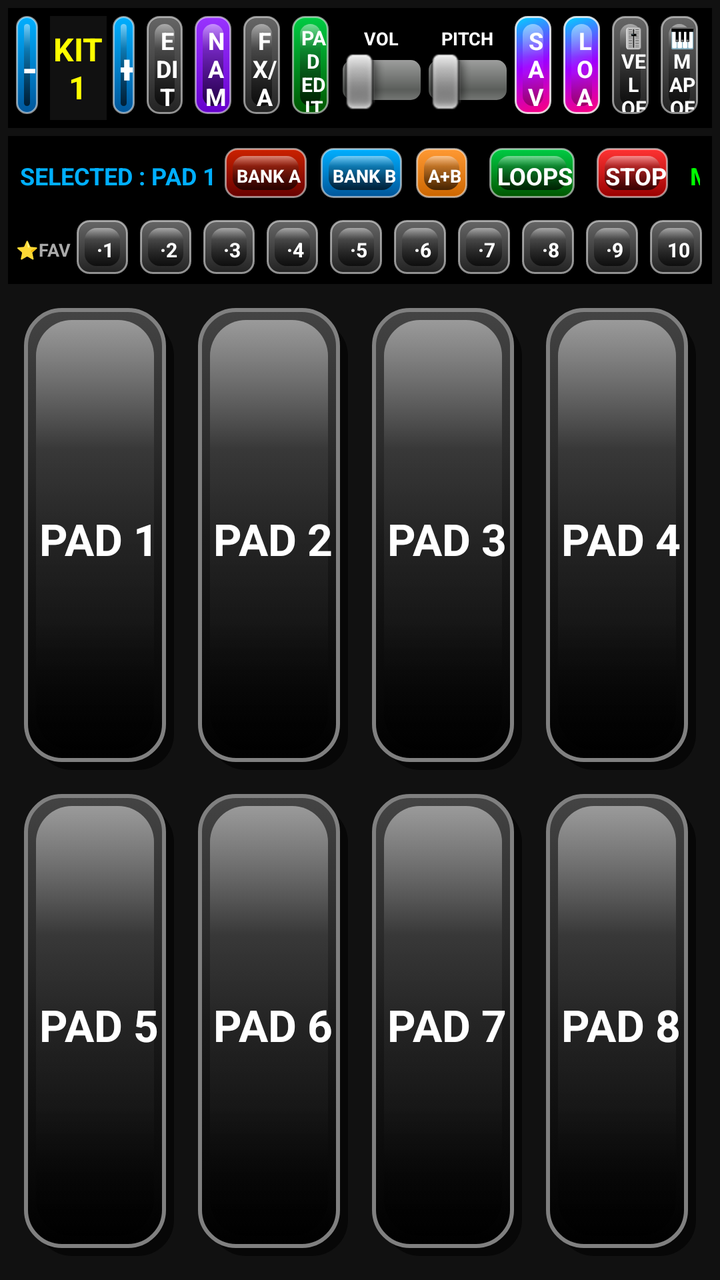
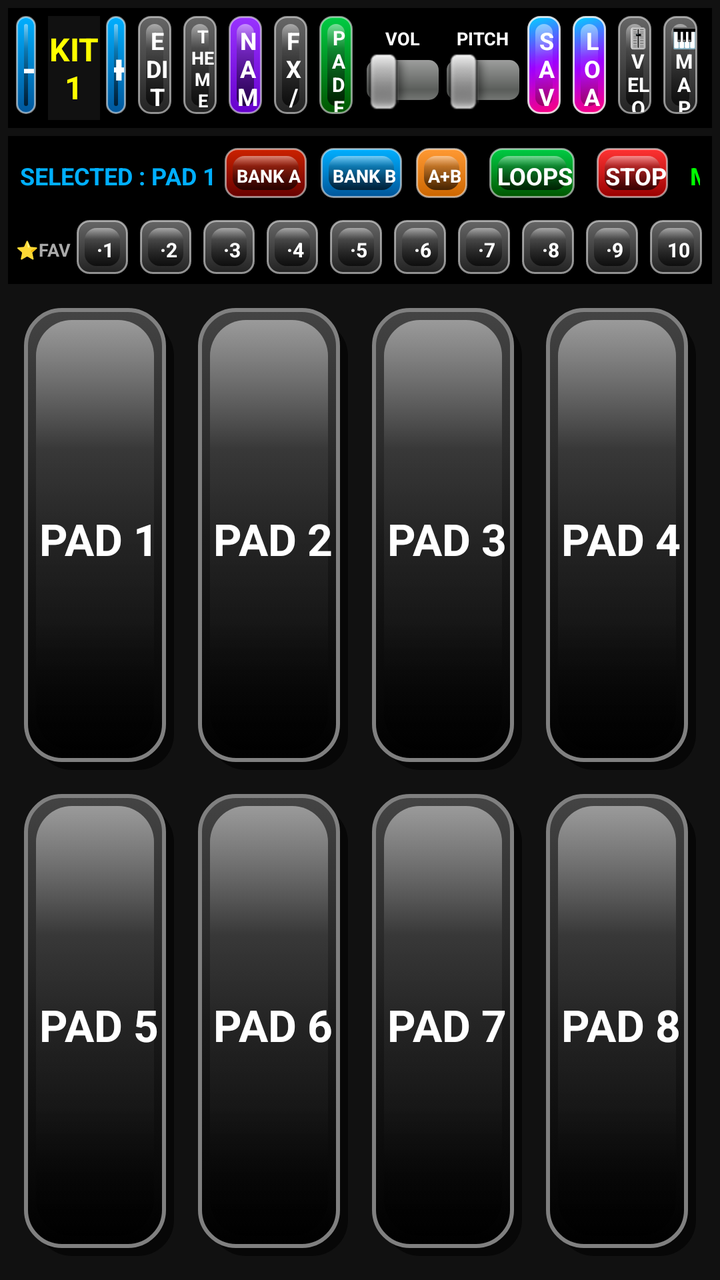

Two renders of the same Android screen: before a commit and after it. Below are the layout's source before the change and the commit's diff.
<!-- AndroidManifest.xml: application theme android:Theme.Black.NoTitleBar.Fullscreen -->
<!-- res/layout/main.xml -->
<?xml version="1.0" encoding="utf-8"?>
<LinearLayout xmlns:android="http://schemas.android.com/apk/res/android" android:orientation="vertical" android:id="@+id/rootMain" android:background="#ff111111" android:padding="4dp" android:layout_width="match_parent" android:layout_height="match_parent">
    <LinearLayout android:gravity="center_vertical" android:orientation="horizontal" android:id="@+id/topControlBar" android:background="#ff000000" android:padding="4dp" android:layout_width="match_parent" android:layout_height="60dp">
        <Button android:textSize="20sp" android:textStyle="bold" android:textColor="#ffffffff" android:id="@+id/btnPrevKit" android:background="@drawable/btn_3d_blue" android:layout_width="0dp" android:layout_height="match_parent" android:text="-" android:layout_weight="0.8"/>
        <TextView android:textSize="16sp" android:textStyle="bold" android:textColor="#ffffff00" android:gravity="center" android:id="@+id/txtKitName" android:background="#ff111111" android:layout_width="0dp" android:layout_height="match_parent" android:layout_marginLeft="3dp" android:text="KIT 1" android:layout_weight="1.6"/>
        <Button android:textSize="20sp" android:textStyle="bold" android:textColor="#ffffffff" android:id="@+id/btnNextKit" android:background="@drawable/btn_3d_blue" android:layout_width="0dp" android:layout_height="match_parent" android:layout_marginLeft="3dp" android:text="+" android:layout_weight="0.8"/>
        <Button android:textSize="12sp" android:textStyle="bold" android:textColor="#ffffffff" android:id="@+id/btnEditMode" android:background="@drawable/btn_3d_dark" android:layout_width="0dp" android:layout_height="match_parent" android:layout_marginLeft="3dp" android:text="EDIT" android:layout_weight="1.2"/>
        <Button android:textSize="12sp" android:textStyle="bold" android:textColor="#ffffffff" android:id="@+id/btnRenameKit" android:background="@drawable/btn_3d_purple" android:layout_width="0dp" android:layout_height="match_parent" android:layout_marginLeft="3dp" android:text="NAME" android:layout_weight="1.2"/>
        <Button android:textSize="12sp" android:textStyle="bold" android:textColor="#ffffffff" android:id="@+id/btnEq" android:background="@drawable/btn_3d_dark" android:layout_width="0dp" android:layout_height="match_parent" android:layout_marginLeft="3dp" android:text="FX/ADV" android:layout_weight="1.2"/>
        <Button android:textSize="10sp" android:textStyle="bold" android:textColor="#ffffffff" android:id="@+id/btnPadEdit" android:background="@drawable/btn_3d_green" android:layout_width="0dp" android:layout_height="match_parent" android:layout_marginLeft="3dp" android:text="PAD EDIT" android:layout_weight="1.2"/>
        <LinearLayout android:gravity="center" android:orientation="vertical" android:layout_width="0dp" android:layout_height="match_parent" android:layout_marginLeft="4dp" android:layout_weight="2.2">
            <TextView android:textSize="9sp" android:textStyle="bold" android:textColor="#ffffffff" android:layout_width="wrap_content" android:layout_height="wrap_content" android:text="VOL"/>
            <SeekBar android:id="@+id/seekVolume" android:layout_width="match_parent" android:layout_height="wrap_content" android:max="100"/>
        </LinearLayout>
        <LinearLayout android:gravity="center" android:orientation="vertical" android:layout_width="0dp" android:layout_height="match_parent" android:layout_marginLeft="4dp" android:layout_weight="2.2">
            <TextView android:textSize="9sp" android:textStyle="bold" android:textColor="#ffffffff" android:layout_width="wrap_content" android:layout_height="wrap_content" android:text="PITCH"/>
            <SeekBar android:id="@+id/seekPitch" android:layout_width="match_parent" android:layout_height="wrap_content" android:max="150"/>
        </LinearLayout>
        <Button android:textSize="12sp" android:textStyle="bold" android:textColor="#ffffffff" android:id="@+id/btnSaveKit" android:background="@drawable/btn_glossy_3d" android:layout_width="0dp" android:layout_height="match_parent" android:layout_marginLeft="4dp" android:text="SAVE" android:layout_weight="1.2"/>
        <Button android:textSize="12sp" android:textStyle="bold" android:textColor="#ffffffff" android:id="@+id/btnLoadKit" android:background="@drawable/btn_glossy_3d" android:layout_width="0dp" android:layout_height="match_parent" android:layout_marginLeft="3dp" android:text="LOAD" android:layout_weight="1.2"/>
        
        <Button android:textSize="10sp" android:textStyle="bold" android:textColor="#ffffffff" android:id="@+id/btnVelocity" android:background="@drawable/btn_3d_dark" android:layout_width="0dp" android:layout_height="match_parent" android:layout_marginLeft="3dp" android:text="🎚️VEL&#10;OFF" android:layout_weight="1.2"/>
        
        <Button android:textSize="10sp" android:textStyle="bold" android:textColor="#ffffffff" android:id="@+id/btnMidiMap" android:background="@drawable/btn_3d_dark" android:layout_width="0dp" android:layout_height="match_parent" android:layout_marginLeft="3dp" android:text="🎹MAP&#10;OFF" android:layout_weight="1.2"/>
    </LinearLayout>
    <LinearLayout android:gravity="center_vertical" android:orientation="horizontal" android:id="@+id/fxControlBar" android:background="#ff111111" android:padding="2dp" android:visibility="gone" android:layout_width="match_parent" android:layout_height="40dp">
        <CheckBox android:textSize="10sp" android:textColor="#ff00ffff" android:id="@+id/chkDelay" android:layout_width="wrap_content" android:layout_height="wrap_content" android:text="DLY"/>
        <LinearLayout android:gravity="center" android:orientation="vertical" android:layout_width="0dp" android:layout_height="match_parent" android:layout_weight="1">
            <TextView android:textSize="9sp" android:textStyle="bold" android:textColor="#ffffffff" android:layout_width="wrap_content" android:layout_height="wrap_content" android:text="TIME"/>
            <SeekBar android:id="@+id/seekDelayTime" android:layout_width="match_parent" android:layout_height="wrap_content" android:max="500"/>
        </LinearLayout>
        <LinearLayout android:gravity="center" android:orientation="vertical" android:layout_width="0dp" android:layout_height="match_parent" android:layout_weight="1">
            <TextView android:textSize="9sp" android:textStyle="bold" android:textColor="#ffffffff" android:layout_width="wrap_content" android:layout_height="wrap_content" android:text="LEVEL"/>
            <SeekBar android:id="@+id/seekDelayLevel" android:layout_width="match_parent" android:layout_height="wrap_content" android:max="100"/>
        </LinearLayout>
        <View android:background="#ff444444" android:layout_width="1dp" android:layout_height="match_parent" android:layout_margin="4dp"/>
        <LinearLayout android:gravity="center" android:orientation="vertical" android:layout_width="0dp" android:layout_height="match_parent" android:layout_weight="1">
            <TextView android:textSize="9sp" android:textStyle="bold" android:textColor="#ffffffff" android:layout_width="wrap_content" android:layout_height="wrap_content" android:text="HI-EQ"/>
            <SeekBar android:id="@+id/seekEqHigh" android:layout_width="match_parent" android:layout_height="wrap_content" android:max="200"/>
        </LinearLayout>
        <LinearLayout android:gravity="center" android:orientation="vertical" android:layout_width="0dp" android:layout_height="match_parent" android:layout_weight="1">
            <TextView android:textSize="9sp" android:textStyle="bold" android:textColor="#ffffffff" android:layout_width="wrap_content" android:layout_height="wrap_content" android:text="MID-EQ"/>
            <SeekBar android:id="@+id/seekEqMid" android:layout_width="match_parent" android:layout_height="wrap_content" android:max="200"/>
        </LinearLayout>
        <LinearLayout android:gravity="center" android:orientation="vertical" android:layout_width="0dp" android:layout_height="match_parent" android:layout_weight="1">
            <TextView android:textSize="9sp" android:textStyle="bold" android:textColor="#ffffffff" android:layout_width="wrap_content" android:layout_height="wrap_content" android:text="LOW-EQ"/>
            <SeekBar android:id="@+id/seekEqLow" android:layout_width="match_parent" android:layout_height="wrap_content" android:max="200"/>
        </LinearLayout>
    </LinearLayout>
    <LinearLayout android:gravity="center_vertical" android:orientation="vertical" android:id="@+id/advControlBar" android:background="#ff111111" android:padding="2dp" android:visibility="gone" android:layout_width="match_parent" android:layout_height="76dp">
        <LinearLayout android:gravity="center_vertical" android:orientation="horizontal" android:layout_width="match_parent" android:layout_height="0dp" android:layout_weight="1">
            <LinearLayout android:gravity="center" android:orientation="vertical" android:layout_width="0dp" android:layout_height="match_parent" android:layout_weight="1">
                <TextView android:textSize="9sp" android:textStyle="bold" android:textColor="#ffffffff" android:layout_width="wrap_content" android:layout_height="wrap_content" android:text="ATTACK"/>
                <SeekBar android:id="@+id/seekAttack" android:layout_width="match_parent" android:layout_height="wrap_content" android:max="500"/>
            </LinearLayout>
            <LinearLayout android:gravity="center" android:orientation="vertical" android:layout_width="0dp" android:layout_height="match_parent" android:layout_weight="1">
                <TextView android:textSize="9sp" android:textStyle="bold" android:textColor="#ffffffff" android:layout_width="wrap_content" android:layout_height="wrap_content" android:text="RELEASE"/>
                <SeekBar android:id="@+id/seekRelease" android:layout_width="match_parent" android:layout_height="wrap_content" android:max="500"/>
            </LinearLayout>
            <View android:background="#ff444444" android:layout_width="1dp" android:layout_height="match_parent" android:layout_margin="4dp"/>
            <LinearLayout android:gravity="center" android:orientation="vertical" android:layout_width="0dp" android:layout_height="match_parent" android:layout_weight="1">
                <TextView android:textSize="9sp" android:textStyle="bold" android:textColor="#ffffffff" android:layout_width="wrap_content" android:layout_height="wrap_content" android:text="CHOKE GRP"/>
                <SeekBar android:id="@+id/seekChokeGroup" android:layout_width="match_parent" android:layout_height="wrap_content" android:max="4"/>
            </LinearLayout>
            <Button android:textSize="10sp" android:textColor="#ffffffff" android:id="@+id/btnPadColor" android:background="#ff333333" android:layout_width="0dp" android:layout_height="match_parent" android:text="COLOR" android:layout_weight="1"/>
            
            <TextView android:id="@+id/txtSignedInAs" android:layout_width="0dp" android:layout_height="wrap_content" android:layout_weight="1.5" android:layout_marginLeft="8dp" android:textSize="10sp" android:textColor="#ff00afff" android:singleLine="true" android:ellipsize="end" android:text=""/>
            <Button android:id="@+id/btnSignOut" android:layout_width="wrap_content" android:layout_height="match_parent" android:layout_marginLeft="4dp" android:text="Sign Out" android:textSize="9sp" android:textColor="#ffffffff" android:background="@drawable/btn_3d_dark" android:paddingStart="8dp" android:paddingEnd="8dp"/>
            
            <Button android:id="@+id/btnDrumsSignOut" android:visibility="gone" android:textSize="10sp" android:textColor="#ffffffff" android:background="@drawable/btn_3d_dark" android:layout_width="wrap_content" android:layout_height="match_parent" android:layout_marginLeft="8dp" android:paddingStart="10dp" android:paddingEnd="10dp" android:text="Sign Out"/>
        </LinearLayout>
        
        <LinearLayout android:gravity="center_vertical" android:orientation="horizontal" android:background="#ff000000" android:padding="2dp" android:layout_width="match_parent" android:layout_height="0dp" android:layout_weight="1">
            <TextView android:textSize="9sp" android:textStyle="bold" android:textColor="#ff00ff00" android:layout_width="wrap_content" android:layout_height="wrap_content" android:layout_marginLeft="4dp" android:text="M-VOL"/>
            <SeekBar android:id="@+id/seekMasterVolume" android:layout_width="0dp" android:layout_height="wrap_content" android:layout_weight="1" android:layout_marginLeft="4dp" android:layout_marginRight="8dp" android:max="100"/>
            <TextView android:textSize="9sp" android:textStyle="bold" android:textColor="#ff00ff00" android:layout_width="wrap_content" android:layout_height="wrap_content" android:text="M-PITCH"/>
            <SeekBar android:id="@+id/seekMasterPitch" android:layout_width="0dp" android:layout_height="wrap_content" android:layout_weight="1" android:layout_marginLeft="4dp" android:layout_marginRight="4dp" android:max="200"/>
        </LinearLayout>
    </LinearLayout>
    <LinearLayout android:gravity="center_vertical" android:orientation="horizontal" android:id="@+id/titleBar" android:background="#ff000000" android:padding="6dp" android:layout_width="match_parent" android:layout_height="40dp" android:layout_marginTop="4dp">
        <TextView android:textSize="12sp" android:textStyle="bold" android:textColor="#ff00afff" android:id="@+id/txtSelectedPad" android:layout_width="wrap_content" android:layout_height="wrap_content" android:text="SELECTED : PAD 1"/>
        <Button android:textSize="9sp" android:textStyle="bold" android:textColor="#ffffffff" android:id="@+id/btnBankA" android:background="@drawable/btn_3d_darkred" android:layout_width="wrap_content" android:layout_height="match_parent" android:layout_marginLeft="4dp" android:paddingStart="6dp" android:paddingEnd="6dp" android:text="BANK A"/>
        <Button android:textSize="9sp" android:textStyle="bold" android:textColor="#ffffffff" android:id="@+id/btnBankB" android:background="@drawable/btn_3d_blue" android:layout_width="wrap_content" android:layout_height="match_parent" android:layout_marginLeft="4dp" android:paddingStart="6dp" android:paddingEnd="6dp" android:text="BANK B"/>
        <Button android:textSize="9sp" android:textStyle="bold" android:textColor="#ffffffff" android:id="@+id/btnBankAB" android:background="@drawable/btn_3d_orange" android:layout_width="wrap_content" android:layout_height="match_parent" android:layout_marginLeft="4dp" android:paddingStart="6dp" android:paddingEnd="6dp" android:text="A+B"/>
        <Button android:textSize="12sp" android:textStyle="bold" android:textColor="#ffffffff" android:id="@+id/btnLoops" android:background="@drawable/btn_3d_green" android:layout_width="wrap_content" android:layout_height="match_parent" android:layout_marginLeft="8dp" android:text="LOOPS"/>
        <Button android:id="@+id/btnStopLoop" android:textSize="12sp" android:textStyle="bold" android:textColor="#ffffffff" android:background="@drawable/btn_3d_red" android:layout_width="wrap_content" android:layout_height="match_parent" android:layout_marginLeft="8dp" android:text="STOP" android:onClick="onStopLoopClick"/>
        <TextView
            android:id="@+id/txtBrand"
            android:layout_width="0dp"
            android:layout_height="wrap_content"
            android:layout_weight="1"
            android:gravity="center"
            android:text="MOBILE OCTAPAD PRAMOD SAHU"
            android:textSize="13sp"
            android:textStyle="bold"
            android:textColor="#FFFFFF"
            android:maxLines="1"
            android:autoSizeTextType="uniform"
            android:autoSizeMinTextSize="8sp"
            android:autoSizeMaxTextSize="13sp"
            android:autoSizeStepGranularity="1sp"
            android:shadowColor="#7a4400"
            android:shadowDx="2"
            android:shadowDy="3"
            android:shadowRadius="2"/>
        <TextView android:textSize="12sp" android:textStyle="bold" android:textColor="#ff00ff00" android:gravity="center" android:id="@+id/txtMidiStatus" android:layout_width="wrap_content" android:layout_height="match_parent" android:layout_marginLeft="8dp" android:text="MIDI: disconnected"/>
        
        <Button android:textSize="7sp" android:textStyle="bold" android:textColor="#ffffffff" android:id="@+id/btnMidiConnect" android:background="@drawable/btn_3d_dark" android:layout_width="0dp" android:layout_height="match_parent" android:layout_marginLeft="4dp" android:text="🔌MIDI&#10;OFF" android:layout_weight="0.5"/>
        
        <Button android:textSize="7sp" android:textStyle="bold" android:textColor="#ffffffff" android:id="@+id/btnCCCtrl" android:background="@drawable/btn_3d_dark" android:layout_width="0dp" android:layout_height="match_parent" android:layout_marginLeft="3dp" android:text="🎛️CC&#10;CTRL" android:layout_weight="0.5"/>
    </LinearLayout>
    
    <LinearLayout android:gravity="center_vertical" android:orientation="horizontal" android:id="@+id/favDrumRow" android:background="#ff000000" android:padding="2dp" android:layout_width="match_parent" android:layout_height="34dp">
        <TextView android:textSize="9sp" android:textStyle="bold" android:textColor="#ffaaaaaa" android:layout_width="wrap_content" android:layout_height="wrap_content" android:layout_marginLeft="2dp" android:text="⭐FAV"/>
        <Button android:textSize="10sp" android:textStyle="bold" android:textColor="#ffffffff" android:id="@+id/favDrum1" android:background="@drawable/btn_3d_dark" android:layout_width="0dp" android:layout_height="match_parent" android:layout_marginLeft="3dp" android:text="·1" android:layout_weight="1"/>
        <Button android:textSize="10sp" android:textStyle="bold" android:textColor="#ffffffff" android:id="@+id/favDrum2" android:background="@drawable/btn_3d_dark" android:layout_width="0dp" android:layout_height="match_parent" android:layout_marginLeft="3dp" android:text="·2" android:layout_weight="1"/>
        <Button android:textSize="10sp" android:textStyle="bold" android:textColor="#ffffffff" android:id="@+id/favDrum3" android:background="@drawable/btn_3d_dark" android:layout_width="0dp" android:layout_height="match_parent" android:layout_marginLeft="3dp" android:text="·3" android:layout_weight="1"/>
        <Button android:textSize="10sp" android:textStyle="bold" android:textColor="#ffffffff" android:id="@+id/favDrum4" android:background="@drawable/btn_3d_dark" android:layout_width="0dp" android:layout_height="match_parent" android:layout_marginLeft="3dp" android:text="·4" android:layout_weight="1"/>
        <Button android:textSize="10sp" android:textStyle="bold" android:textColor="#ffffffff" android:id="@+id/favDrum5" android:background="@drawable/btn_3d_dark" android:layout_width="0dp" android:layout_height="match_parent" android:layout_marginLeft="3dp" android:text="·5" android:layout_weight="1"/>
        <Button android:textSize="10sp" android:textStyle="bold" android:textColor="#ffffffff" android:id="@+id/favDrum6" android:background="@drawable/btn_3d_dark" android:layout_width="0dp" android:layout_height="match_parent" android:layout_marginLeft="3dp" android:text="·6" android:layout_weight="1"/>
        <Button android:textSize="10sp" android:textStyle="bold" android:textColor="#ffffffff" android:id="@+id/favDrum7" android:background="@drawable/btn_3d_dark" android:layout_width="0dp" android:layout_height="match_parent" android:layout_marginLeft="3dp" android:text="·7" android:layout_weight="1"/>
        <Button android:textSize="10sp" android:textStyle="bold" android:textColor="#ffffffff" android:id="@+id/favDrum8" android:background="@drawable/btn_3d_dark" android:layout_width="0dp" android:layout_height="match_parent" android:layout_marginLeft="3dp" android:text="·8" android:layout_weight="1"/>
        <Button android:textSize="10sp" android:textStyle="bold" android:textColor="#ffffffff" android:id="@+id/favDrum9" android:background="@drawable/btn_3d_dark" android:layout_width="0dp" android:layout_height="match_parent" android:layout_marginLeft="3dp" android:text="·9" android:layout_weight="1"/>
        <Button android:textSize="10sp" android:textStyle="bold" android:textColor="#ffffffff" android:id="@+id/favDrum10" android:background="@drawable/btn_3d_dark" android:layout_width="0dp" android:layout_height="match_parent" android:layout_marginLeft="3dp" android:text="10" android:layout_weight="1"/>
    </LinearLayout>
    <LinearLayout android:orientation="vertical" android:id="@+id/padArea" android:padding="2dp" android:layout_width="match_parent" android:layout_height="0dp" android:layout_marginTop="4dp" android:layout_weight="2">
        <LinearLayout android:orientation="horizontal" android:layout_width="match_parent" android:layout_height="0dp" android:layout_weight="1">
            <Button android:textSize="22sp" android:textStyle="bold" android:textColor="#ffffffff" android:id="@+id/pad1" android:background="@drawable/pad_black_selector" android:layout_width="0dp" android:layout_height="match_parent" android:layout_margin="6dp" android:text="PAD 1" android:layout_weight="1"/>
            <Button android:textSize="22sp" android:textStyle="bold" android:textColor="#ffffffff" android:id="@+id/pad2" android:background="@drawable/pad_black_selector" android:layout_width="0dp" android:layout_height="match_parent" android:layout_margin="6dp" android:text="PAD 2" android:layout_weight="1"/>
            <Button android:textSize="22sp" android:textStyle="bold" android:textColor="#ffffffff" android:id="@+id/pad3" android:background="@drawable/pad_black_selector" android:layout_width="0dp" android:layout_height="match_parent" android:layout_margin="6dp" android:text="PAD 3" android:layout_weight="1"/>
            <Button android:textSize="22sp" android:textStyle="bold" android:textColor="#ffffffff" android:id="@+id/pad4" android:background="@drawable/pad_black_selector" android:layout_width="0dp" android:layout_height="match_parent" android:layout_margin="6dp" android:text="PAD 4" android:layout_weight="1"/>
        </LinearLayout>
        <LinearLayout android:orientation="horizontal" android:layout_width="match_parent" android:layout_height="0dp" android:layout_weight="1">
            <Button android:textSize="22sp" android:textStyle="bold" android:textColor="#ffffffff" android:id="@+id/pad5" android:background="@drawable/pad_black_selector" android:layout_width="0dp" android:layout_height="match_parent" android:layout_margin="6dp" android:text="PAD 5" android:layout_weight="1"/>
            <Button android:textSize="22sp" android:textStyle="bold" android:textColor="#ffffffff" android:id="@+id/pad6" android:background="@drawable/pad_black_selector" android:layout_width="0dp" android:layout_height="match_parent" android:layout_margin="6dp" android:text="PAD 6" android:layout_weight="1"/>
            <Button android:textSize="22sp" android:textStyle="bold" android:textColor="#ffffffff" android:id="@+id/pad7" android:background="@drawable/pad_black_selector" android:layout_width="0dp" android:layout_height="match_parent" android:layout_margin="6dp" android:text="PAD 7" android:layout_weight="1"/>
            <Button android:textSize="22sp" android:textStyle="bold" android:textColor="#ffffffff" android:id="@+id/pad8" android:background="@drawable/pad_black_selector" android:layout_width="0dp" android:layout_height="match_parent" android:layout_margin="6dp" android:text="PAD 8" android:layout_weight="1"/>
        </LinearLayout>
    </LinearLayout>
</LinearLayout>
<!-- resources referenced by this layout -->
<resources>
  <!-- drawable btn_3d_blue: vector/xml drawable (drawable, 2179 chars, omitted) -->
  <!-- drawable btn_3d_dark: vector/xml drawable (drawable, 2179 chars, omitted) -->
  <!-- drawable btn_3d_darkred: vector/xml drawable (drawable, 2179 chars, omitted) -->
  <!-- drawable btn_3d_green: vector/xml drawable (drawable, 2179 chars, omitted) -->
  <!-- drawable btn_3d_orange: vector/xml drawable (drawable, 2179 chars, omitted) -->
  <!-- drawable btn_3d_purple: vector/xml drawable (drawable, 2179 chars, omitted) -->
  <!-- drawable btn_3d_red: vector/xml drawable (drawable, 2179 chars, omitted) -->
  <!-- drawable btn_glossy_3d: vector/xml drawable (drawable, 2352 chars, omitted) -->
  <!-- drawable pad_black_selector: vector/xml drawable (drawable, 2358 chars, omitted) -->
</resources>

<!-- the commit's change to res/layout/main.xml (unified diff, before → after) -->
@@ -5,6 +5,7 @@
         <TextView android:textSize="16sp" android:textStyle="bold" android:textColor="#ffffff00" android:gravity="center" android:id="@+id/txtKitName" android:background="#ff111111" android:layout_width="0dp" android:layout_height="match_parent" android:layout_marginLeft="3dp" android:text="KIT 1" android:layout_weight="1.6"/>
         <Button android:textSize="20sp" android:textStyle="bold" android:textColor="#ffffffff" android:id="@+id/btnNextKit" android:background="@drawable/btn_3d_blue" android:layout_width="0dp" android:layout_height="match_parent" android:layout_marginLeft="3dp" android:text="+" android:layout_weight="0.8"/>
         <Button android:textSize="12sp" android:textStyle="bold" android:textColor="#ffffffff" android:id="@+id/btnEditMode" android:background="@drawable/btn_3d_dark" android:layout_width="0dp" android:layout_height="match_parent" android:layout_marginLeft="3dp" android:text="EDIT" android:layout_weight="1.2"/>
+        <Button android:textSize="9sp" android:textStyle="bold" android:textColor="#ffffffff" android:id="@+id/btnThemeToggle" android:background="@drawable/btn_3d_dark" android:layout_width="0dp" android:layout_height="match_parent" android:layout_marginLeft="3dp" android:text="THEME OFF" android:layout_weight="1.2"/>
         <Button android:textSize="12sp" android:textStyle="bold" android:textColor="#ffffffff" android:id="@+id/btnRenameKit" android:background="@drawable/btn_3d_purple" android:layout_width="0dp" android:layout_height="match_parent" android:layout_marginLeft="3dp" android:text="NAME" android:layout_weight="1.2"/>
         <Button android:textSize="12sp" android:textStyle="bold" android:textColor="#ffffffff" android:id="@+id/btnEq" android:background="@drawable/btn_3d_dark" android:layout_width="0dp" android:layout_height="match_parent" android:layout_marginLeft="3dp" android:text="FX/ADV" android:layout_weight="1.2"/>
         <Button android:textSize="10sp" android:textStyle="bold" android:textColor="#ffffffff" android:id="@+id/btnPadEdit" android:background="@drawable/btn_3d_green" android:layout_width="0dp" android:layout_height="match_parent" android:layout_marginLeft="3dp" android:text="PAD EDIT" android:layout_weight="1.2"/>
